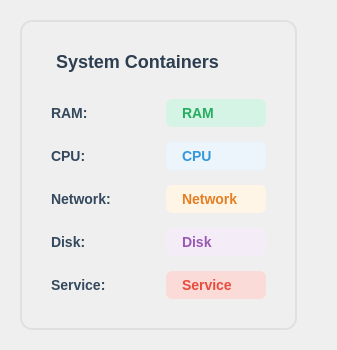
The window that frontend/tabs/tab_sandbox.ui (HoangGiap1804/Firewall-Application) describes before a commit, drawn with Qt 5.
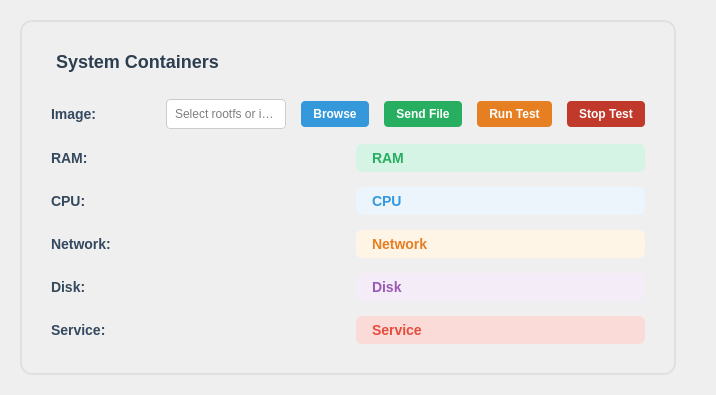
The same window after the commit.

Commit message: feat: Introduce sandbox feature, refactor rule handlers to API-driven, and enhance rule management with chain parameter.

```diff
--- a/frontend/tabs/tab_sandbox.ui
+++ b/frontend/tabs/tab_sandbox.ui
@@ -58,6 +58,88 @@
         </property>
        </widget>
       </item>
+      <item>
+       <layout class="QHBoxLayout" name="horizontalLayout_file_select">
+        <property name="spacing">
+         <number>15</number>
+        </property>
+        <item>
+         <widget class="QLabel" name="label_image_path">
+          <property name="minimumSize">
+           <size>
+            <width>100</width>
+            <height>0</height>
+           </size>
+          </property>
+          <property name="styleSheet">
+           <string notr="true">font-weight: 600; 
+font-size: 14px; 
+color: #34495e;
+</string>
+          </property>
+          <property name="text">
+           <string>Image:</string>
+          </property>
+         </widget>
+        </item>
+        <item>
+         <widget class="QLineEdit" name="lineEdit_imagePath">
+          <property name="readOnly">
+           <bool>true</bool>
+          </property>
+          <property name="placeholderText">
+           <string>Select rootfs or image...</string>
+          </property>
+          <property name="styleSheet">
+           <string notr="true">padding: 6px; border: 1px solid #ccc; border-radius: 4px;</string>
+          </property>
+         </widget>
+        </item>
+        <item>
+         <widget class="QPushButton" name="btn_selectFile">
+          <property name="text">
+           <string>Browse</string>
+          </property>
+          <property name="styleSheet">
+           <string notr="true">background-color: #3498db; color: white; padding: 6px 12px; border-radius: 4px; font-weight: bold;</string>
+          </property>
+         </widget>
+        </item>
+         <item>
+          <widget class="QPushButton" name="btn_importImage">
+           <property name="text">
+            <string>Send File</string>
+           </property>
+           <property name="styleSheet">
+            <string notr="true">background-color: #27ae60; color: white; padding: 6px 12px; border-radius: 4px; font-weight: bold;</string>
+           </property>
+          </widget>
+         </item>
+         <item>
+          <widget class="QPushButton" name="btn_run_sandbox">
+           <property name="text">
+            <string>Run Test</string>
+           </property>
+           <property name="styleSheet">
+            <string notr="true">background-color: #e67e22; color: white; padding: 6px 12px; border-radius: 4px; font-weight: bold;</string>
+           </property>
+          </widget>
+         </item>
+         <item>
+          <widget class="QPushButton" name="btn_stop_sandbox">
+           <property name="text">
+            <string>Stop Test</string>
+           </property>
+           <property name="enabled">
+            <bool>false</bool>
+           </property>
+           <property name="styleSheet">
+            <string notr="true">background-color: #c0392b; color: white; padding: 6px 12px; border-radius: 4px; font-weight: bold;</string>
+           </property>
+          </widget>
+         </item>
+       </layout>
+      </item>
       <item>
        <layout class="QHBoxLayout" name="horizontalLayout_15">
         <property name="spacing">
```
The commit also changes 25 other files.
